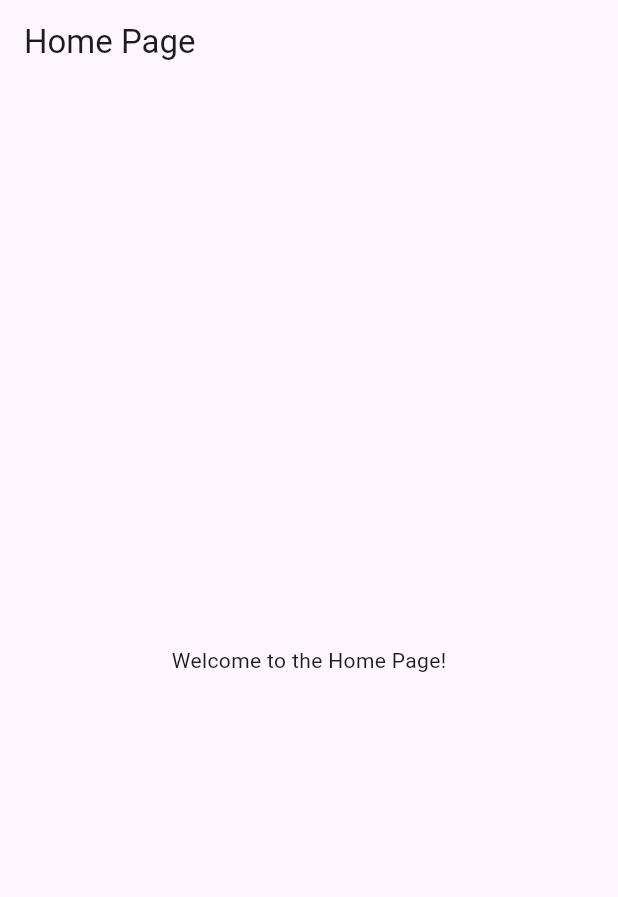
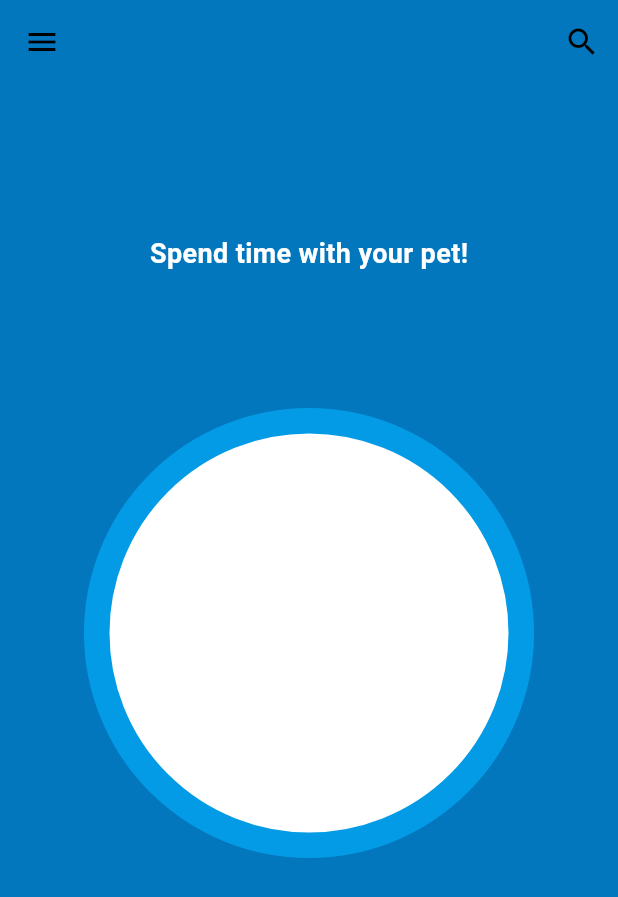
Before and after one commit to CaptainSparrow23/pet_productivity_app, a Flutter app: the screen it shows after launch, on a phone screen of 412 x 824 dp. Shown: the top 897 px of the screen. Run offline on Flutter 3.47's test engine with Material 3 defaults, Android fonts, the phone set to English and light mode, and no system bars.

Commit message:
Update home page with centered circle and text layout

```diff
--- a/lib/main.dart
+++ b/lib/main.dart
@@ -12,7 +12,8 @@ class MyApp extends StatelessWidget {
   @override
   Widget build(BuildContext context) {
     return MaterialApp(
-      theme: ThemeData(primarySwatch: Colors.blue),
+      debugShowCheckedModeBanner: false,
+      theme: ThemeData(primarySwatch: Colors.blueGrey),
       home: HomePage(),
     );
   }
--- a/lib/pages/home_page.dart
+++ b/lib/pages/home_page.dart
@@ -6,11 +6,51 @@ class HomePage extends StatelessWidget {
   @override
   Widget build(BuildContext context) {
     return Scaffold(
+      backgroundColor: Colors.lightBlue[800],
       appBar: AppBar(
-        title: const Text('Home Page'),
+        backgroundColor: Colors.lightBlue[800],
+        leading: IconButton(
+          icon: const Icon(Icons.menu, color: Colors.black),
+          onPressed: () {
+            // Handle menu button press
+          },
+        ),
+        actions: [
+          IconButton(
+            icon: const Icon(Icons.search, color: Colors.black),
+            onPressed: () {
+              // Handle search button press
+            },
+          ),
+        ],
       ),
-      body: const Center(
-        child: Text('Welcome to the Home Page!'),
+      body: Container(
+        width: double.infinity, // This ensures the Column takes full width
+        child: Column(
+          mainAxisAlignment: MainAxisAlignment.start,
+          crossAxisAlignment: CrossAxisAlignment.center,
+          children: [
+            const SizedBox(height: 100), // Add space above the text
+            Text(
+              'Spend time with your pet!',
+              style: TextStyle(
+                fontSize: 18,
+                fontWeight: FontWeight.bold,
+                color: Colors.white,
+              ),
+            ),
+            Container(height: 90), // Adjust this value to move circle up/down
+            Container(
+              width: 300,
+              height: 300,
+              decoration: BoxDecoration(
+                color: Colors.white,
+                shape: BoxShape.circle,
+                border: Border.all(color: Colors.lightBlue[600]!, width: 17.0),
+              ),
+            ),
+          ],
+        ),
       ),
     );
   }
```
